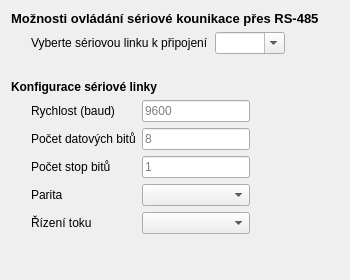
This is UIs/TerminalTab.ui in stejskald/Test-Station-QtDesktopApp as Qt 5 draws it before an edit. The edited form follows.
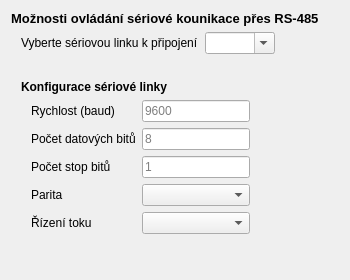
This is the edited form.

The edit to the form file:
```diff
--- a/UIs/TerminalTab.ui
+++ b/UIs/TerminalTab.ui
@@ -39,7 +39,7 @@
    <item>
     <layout class="QGridLayout" name="gridLayout_2">
      <property name="leftMargin">
-      <number>20</number>
+      <number>10</number>
      </property>
      <item row="0" column="1">
       <widget class="QComboBox" name="comboBox">
@@ -147,7 +147,12 @@
     </spacer>
    </item>
    <item>
-    <widget class="QLabel" name="label_serialComConfig">
+    <layout class="QVBoxLayout" name="vLayoutConfiguration">
+     <property name="leftMargin">
+      <number>10</number>
+     </property>
+     <item>
+      <widget class="QLabel" name="labelSerialComConfig">
      <property name="font">
       <font>
        <bold>true</bold>
@@ -162,9 +167,9 @@
     </widget>
    </item>
    <item>
-    <layout class="QGridLayout" name="gridLayout">
+      <layout class="QGridLayout" name="gLayoutConfiguration">
      <property name="leftMargin">
-      <number>20</number>
+        <number>10</number>
      </property>
      <item row="0" column="1">
       <widget class="QLineEdit" name="lineEdit_baud">
@@ -379,6 +384,8 @@
      </item>
     </layout>
    </item>
+    </layout>
+   </item>
    <item>
     <spacer name="verticalSpacer_2">
      <property name="orientation">
```
Left out of the diff: 38 changed lines with no effect on the pictures. Lines whose indentation alone changed are shown as unchanged.
